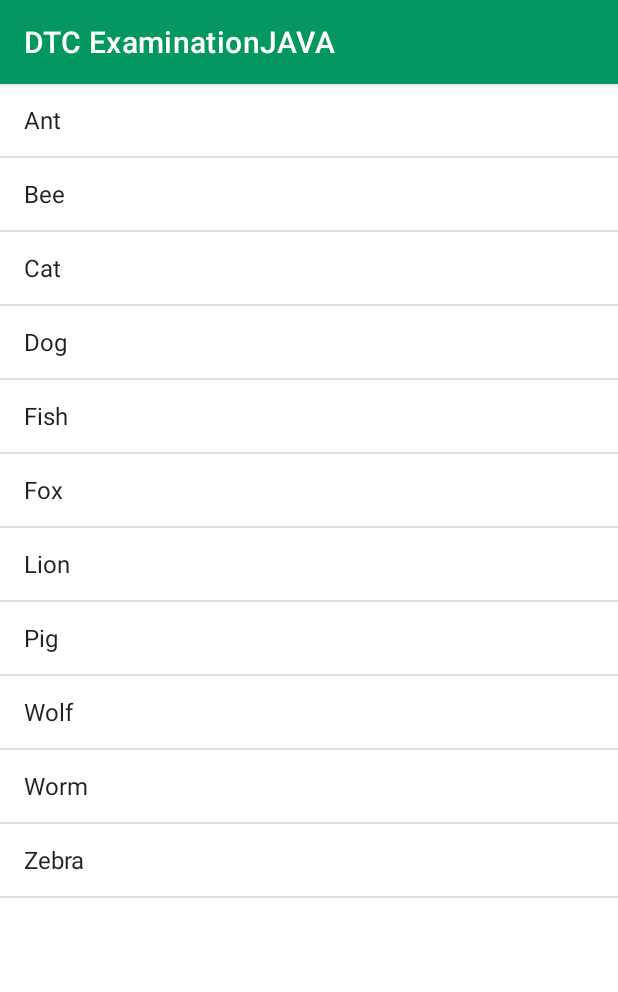
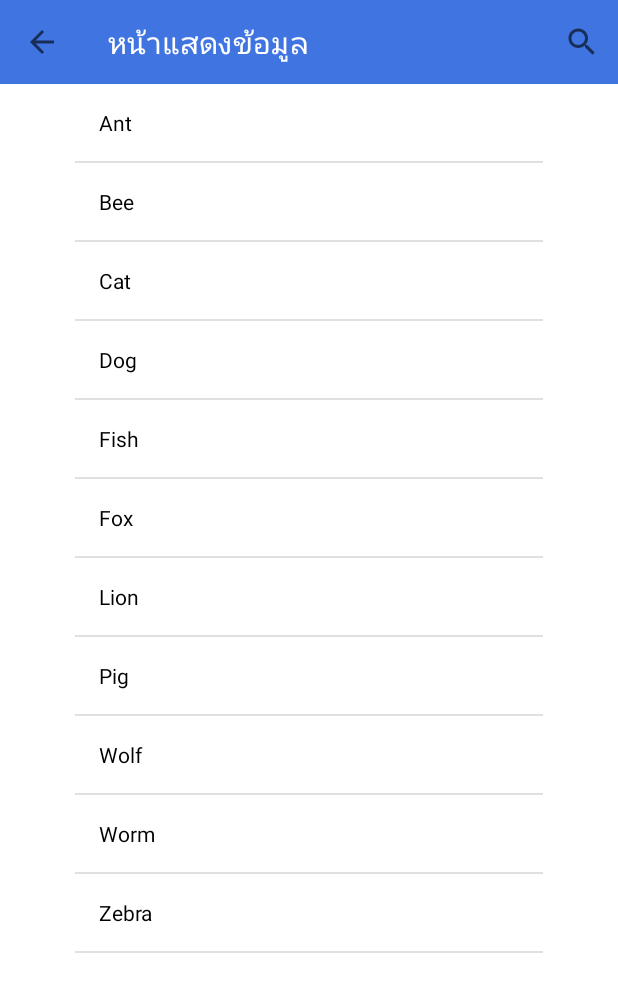
Before and after one commit to DevBankthanpat/DTC-Examination, an Android app: the DataActivity screen opened directly, with no data from a screen before it, on a phone screen of 412 x 824 dp. Shown: the top 992 px of the screen. Run offline under Robolectric (Android 15) with nearby library versions, the phone set to English and light mode, and no system bars.

Commit message:
fix little bug

```diff
--- a/app/src/main/java/com/bankthanapat/dtcexaminationjava/DataActivity.java
+++ b/app/src/main/java/com/bankthanapat/dtcexaminationjava/DataActivity.java
@@ -1,9 +1,14 @@
 package com.bankthanapat.dtcexaminationjava;
 
 import androidx.appcompat.app.AppCompatActivity;
+import androidx.appcompat.widget.SearchView;
+import androidx.appcompat.widget.Toolbar;
 
 import android.content.Intent;
 import android.os.Bundle;
+import android.view.Menu;
+import android.view.MenuInflater;
+import android.view.MenuItem;
 import android.view.View;
 import android.widget.Adapter;
 import android.widget.AdapterView;
@@ -24,6 +29,11 @@ public class DataActivity extends AppCompatActivity {
         super.onCreate(savedInstanceState);
         setContentView(R.layout.activity_data);
 
+        Toolbar toolbar = findViewById(R.id.toolbar);
+        setSupportActionBar(toolbar);
+        getSupportActionBar().setDisplayHomeAsUpEnabled(true);
+        getSupportActionBar().setTitle("หน้าแสดงข้อมูล");
+
         listView = (ListView) findViewById(R.id.animalList);
 
         mHelper = new DBHelper(this);
@@ -31,7 +41,7 @@ public class DataActivity extends AppCompatActivity {
         String[] animals = animalList.toArray(new String[animalList.size()]);
         Arrays.sort(animals);
 
-        ArrayAdapter<String> adapter = new ArrayAdapter<>(this, android.R.layout.simple_list_item_1, animals);
+        ArrayAdapter<String> adapter = new ArrayAdapter<>(this, R.layout.custom_list_item, animals);
         listView.setAdapter(adapter);
         listView.setOnItemClickListener(new AdapterView.OnItemClickListener() {
             @Override
@@ -44,4 +54,38 @@ public class DataActivity extends AppCompatActivity {
             }
         });
     }
+
+    @Override
+    public boolean onOptionsItemSelected(MenuItem item) {
+        if (item.getItemId() == android.R.id.home) {
+            finish();
+            return true;
+        }
+        return super.onOptionsItemSelected(item);
+    }
+
+    @Override
+    public boolean onCreateOptionsMenu(Menu menu) {
+        MenuInflater inflater = getMenuInflater();
+        inflater.inflate(R.menu.menu_search, menu);
+
+        MenuItem searchItem = menu.findItem(R.id.action_search);
+        SearchView searchView = (SearchView) searchItem.getActionView();
+
+        searchView.setOnQueryTextListener(new SearchView.OnQueryTextListener() {
+            @Override
+            public boolean onQueryTextSubmit(String query) {
+
+                return true;
+            }
+
+            @Override
+            public boolean onQueryTextChange(String newText) {
+
+                return true;
+            }
+        });
+
+        return true;
+    }
 }
--- a/app/src/main/res/layout/activity_data.xml
+++ b/app/src/main/res/layout/activity_data.xml
@@ -7,8 +7,28 @@
     android:layout_height="match_parent"
     tools:context=".DataActivity">
 
+    <androidx.appcompat.widget.Toolbar
+        android:id="@+id/toolbar"
+        android:layout_width="match_parent"
+        android:layout_height="?attr/actionBarSize"
+        android:background="@color/bar"
+        android:divider="@android:color/darker_gray"
+        android:tint="@android:color/white"
+        app:layout_constraintEnd_toEndOf="parent"
+        app:layout_constraintStart_toStartOf="parent"
+        app:layout_constraintTop_toTopOf="parent"
+        app:menu="@menu/menu_search"
+        app:titleTextColor="#FFFFFF" />
+
     <ListView
         android:id="@+id/animalList"
         android:layout_width="match_parent"
-        android:layout_height="match_parent" />
+        android:layout_height="0dp"
+        android:layout_marginStart="50dp"
+        android:layout_marginEnd="50dp"
+        android:background="@color/white"
+        app:layout_constraintBottom_toBottomOf="parent"
+        app:layout_constraintEnd_toEndOf="parent"
+        app:layout_constraintStart_toStartOf="parent"
+        app:layout_constraintTop_toBottomOf="@id/toolbar" />
 </androidx.constraintlayout.widget.ConstraintLayout>
--- a/app/src/main/res/layout/activity_main.xml
+++ b/app/src/main/res/layout/activity_main.xml
@@ -24,22 +24,6 @@
         app:layout_constraintTop_toTopOf="parent"
         app:srcCompat="@drawable/user" />
 
-<!--    <ImageView-->
-<!--        android:id="@+id/imageView3"-->
-<!--        android:layout_width="171dp"-->
-<!--        android:layout_height="169dp"-->
-<!--        android:layout_marginStart="141dp"-->
-<!--        android:layout_marginTop="100dp"-->
-<!--        android:layout_marginEnd="142dp"-->
-<!--        android:layout_marginBottom="50dp"-->
-<!--        android:contentDescription="UserImage"-->
-<!--        app:layout_constraintBottom_toTopOf="@+id/input_username"-->
-<!--        app:layout_constraintEnd_toEndOf="parent"-->
-<!--        app:layout_constraintHorizontal_bias="0.488"-->
-<!--        app:layout_constraintStart_toStartOf="parent"-->
-<!--        app:layout_constraintTop_toTopOf="parent"-->
-<!--        tools:srcCompat="@drawable/user" />-->
-
     <EditText
         android:id="@+id/input_username"
         android:layout_width="0dp"
@@ -47,18 +31,19 @@
         android:layout_marginStart="50dp"
         android:layout_marginTop="50dp"
         android:layout_marginEnd="50dp"
+        android:autofillHints=""
         android:background="@color/white"
         android:ems="10"
         android:hint="ชื่อผู้ใช้"
         android:inputType="textPersonName"
         android:minHeight="48dp"
         android:paddingStart="15dp"
+        android:textColor="#000000"
         android:textColorHint="#78909C"
         android:textStyle="bold"
         app:layout_constraintEnd_toEndOf="parent"
         app:layout_constraintStart_toStartOf="parent"
-        app:layout_constraintTop_toBottomOf="@+id/imageView3"
-        android:autofillHints="" />
+        app:layout_constraintTop_toBottomOf="@+id/imageView3" />
 
     <EditText
         android:id="@+id/input_password"
@@ -73,6 +58,7 @@
         android:inputType="text"
         android:minHeight="48dp"
         android:paddingStart="15dp"
+        android:textColor="#000000"
         android:textColorHint="#78909C"
         android:textStyle="bold"
         app:layout_constraintEnd_toEndOf="parent"
@@ -93,6 +79,7 @@
         android:showText="false"
         android:text="เข้าสู่ระบบอัตโนมัติ"
         android:textAlignment="textStart"
+        android:textColor="#000000"
         android:textSize="16sp"
         android:textStyle="bold"
         app:layout_constraintEnd_toEndOf="parent"
--- /dev/null
+++ b/app/src/main/res/layout/custom_list_item.xml
@@ -0,0 +1,7 @@
+<?xml version="1.0" encoding="utf-8"?>
+<TextView
+    xmlns:android="http://schemas.android.com/apk/res/android"
+    android:layout_width="match_parent"
+    android:layout_height="wrap_content"
+    android:textColor="@android:color/black"
+    android:padding="16dp"/>
--- /dev/null
+++ b/app/src/main/res/menu/menu_search.xml
@@ -0,0 +1,14 @@
+<?xml version="1.0" encoding="utf-8"?>
+<menu xmlns:android="http://schemas.android.com/apk/res/android"
+    xmlns:app="http://schemas.android.com/apk/res-auto">
+
+    <!-- Search icon with white tint -->
+    <item
+        android:id="@+id/action_search"
+        android:icon="@android:drawable/ic_menu_search"
+        app:actionViewClass="androidx.appcompat.widget.SearchView"
+        app:showAsAction="always"
+        android:tint="@android:color/white"
+        android:title="Search"/>
+
+</menu>
--- a/app/src/main/res/values-night/themes.xml
+++ b/app/src/main/res/values-night/themes.xml
@@ -1,14 +1,14 @@
 <resources xmlns:tools="http://schemas.android.com/tools">
     <!-- Base application theme. -->
-    <style name="Theme.DTCExaminationJAVA" parent="Theme.MaterialComponents.DayNight.DarkActionBar">
+    <style name="Theme.DTCExaminationJAVA" parent="Theme.MaterialComponents.DayNight.NoActionBar">
         <!-- Primary brand color. -->
         <item name="colorPrimary">@color/primary</item>
         <item name="colorPrimaryVariant">@color/primary</item>
-        <item name="colorOnPrimary">@color/black</item>
+        <item name="colorOnPrimary">@color/white</item>
         <!-- Secondary brand color. -->
 <!--        <item name="colorSecondary">@color/teal_200</item>-->
 <!--        <item name="colorSecondaryVariant">@color/teal_200</item>-->
-        <item name="colorOnSecondary">@color/black</item>
+        <item name="colorOnSecondary">@color/white</item>
         <!-- Status bar color. -->
         <item name="android:statusBarColor" tools:targetApi="l">?attr/colorPrimaryVariant</item>
         <!-- Customize your theme here. -->
--- a/app/src/main/res/values/themes.xml
+++ b/app/src/main/res/values/themes.xml
@@ -1,17 +1,20 @@
 <resources xmlns:tools="http://schemas.android.com/tools">
     <!-- Base application theme. -->
-    <style name="Theme.DTCExaminationJAVA" parent="Theme.MaterialComponents.DayNight.DarkActionBar">
+    <style name="Theme.DTCExaminationJAVA" parent="Theme.MaterialComponents.DayNight.NoActionBar">
         <!-- Primary brand color. -->
         <item name="colorPrimary">@color/primary</item>
         <!--        <item name="colorPrimaryVariant">@color/purple_700</item>-->
         <item name="colorOnPrimary">@color/white</item>
         <!-- Secondary brand color. -->
-        <!--        <item name="colorSecondary">@color/teal_200</item>-->
-        <!--        <item name="colorSecondaryVariant">@color/teal_700</item>-->
-        <item name="colorOnSecondary">@color/black</item>
+        <item name="colorPrimaryDark">@color/white</item>
+        <item name="colorAccent">@color/white</item>
+        <item name="colorOnSecondary">@color/white</item>
         <!-- Status bar color. -->
-        <item name="android:statusBarColor" tools:targetApi="l">?attr/colorPrimaryVariant</item>
+        <item name="android:statusBarColor" tools:targetApi="l">#4074E1</item>
         <!-- Customize your theme here. -->
+        <item name="android:windowBackground">@color/white</item>
+        <item name="android:textColorPrimary">@android:color/white</item>
+
     </style>
 
     <style name="Theme.DTCExaminationJAVA.NoActionBar">
```
Also changed, not shown: 1 other file.
